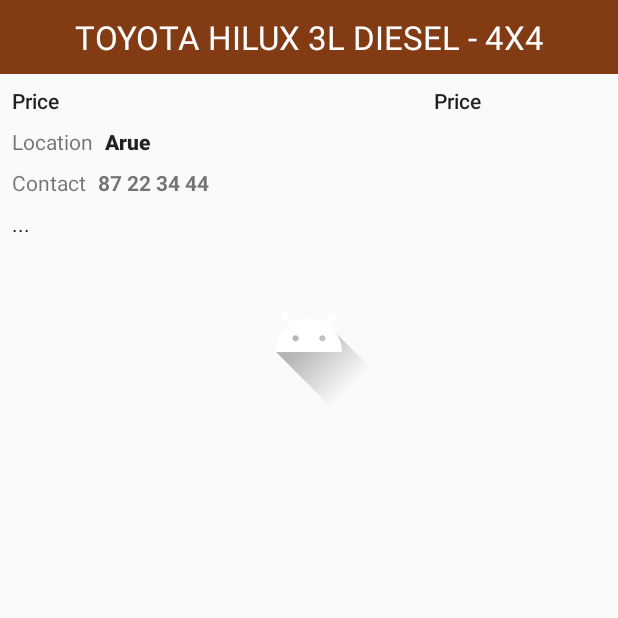
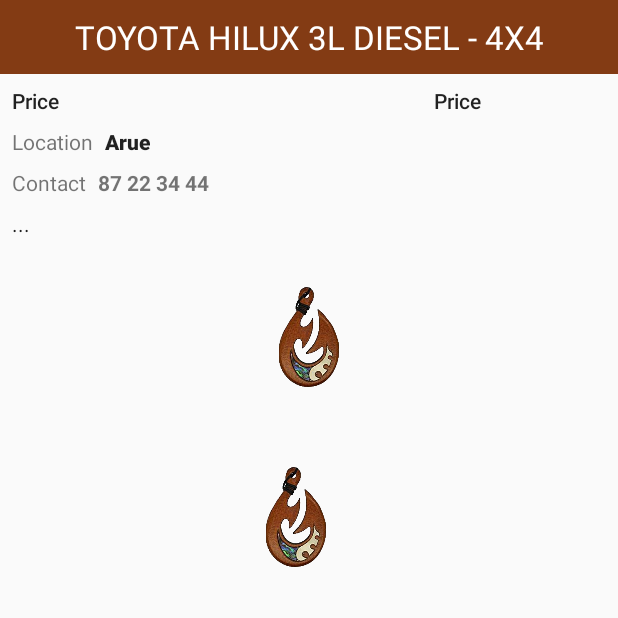
Before and after one commit to maatinito/matau, an Android app: the AdDetailActivity screen opened directly, with no data from a screen before it, on a phone screen of 412 x 824 dp, the top half of it. Run offline under Robolectric (Android 15) with nearby library versions, the phone set to English and light mode, and no system bars; pictures from the network do not load; 8 statements that could not run were skipped.

Commit message:
Bug : Crash on Android 6.0 bad default image resource

```diff
--- a/app/src/main/java/pf/miki/matau/AdDetailActivity.kt
+++ b/app/src/main/java/pf/miki/matau/AdDetailActivity.kt
@@ -46,6 +46,7 @@ class AdDetailActivity : AppCompatActivity() {
     override fun onCreate(savedInstanceState: Bundle?) {
         super.onCreate(savedInstanceState)
         setContentView(R.layout.activity_ad_detail)
+        imageViewDetailPhoto.setImageResource(R.mipmap.ic_launcher_foregroung)
         val ad: Ad = intent.getParcelableExtra("ad")
         textViewDetailTitle.text = fromHtml(ad.title)
         textViewDetailXPFPrice.text = formatedXPFPrice(ad)
@@ -67,7 +68,6 @@ class AdDetailActivity : AppCompatActivity() {
                 Linkify.addLinks(textViewDetailContact, pfPhoneRe, "tel:", Linkify.sPhoneNumberMatchFilter,Linkify.sPhoneNumberTransformFilter)
             }
         })
-
         Glide.with(this)
                 .load(Uri.parse(imageURL(ad)))
                 .into(imageViewDetailPhoto)
--- a/app/src/main/res/layout/activity_ad_detail.xml
+++ b/app/src/main/res/layout/activity_ad_detail.xml
@@ -31,7 +31,7 @@
             android:layout_width="wrap_content"
             android:layout_height="wrap_content"
             android:layout_below="@id/textViewDetailShortDesc"
-            android:layout_marginStart="8dp"
+            android:layout_marginStart="16dp"
             android:layout_marginTop="8dp"
             android:text="1.99M XPF"
             android:textAppearance="@style/TextAppearance.AppCompat.Body2"
@@ -139,13 +139,23 @@
             android:layout_height="wrap_content"
             android:layout_marginTop="8dp"
             android:padding="4dp"
-            android:src="@drawable/ic_launcher_foreground"
             app:layout_constraintEnd_toEndOf="parent"
             app:layout_constraintStart_toStartOf="parent"
             app:layout_constraintTop_toBottomOf="@+id/textViewDetailShortDesc"
-            app:srcCompat="@mipmap/ic_launcher_foregroung"
-            tools:srcCompat="@mipmap/ic_launcher_foregroung"
-            />
+            app:srcCompat="@mipmap/ic_launcher_foregroung" />
+
+        <Button
+            android:id="@+id/button"
+            android:layout_width="wrap_content"
+            android:layout_height="wrap_content"
+            android:layout_marginStart="8dp"
+            android:layout_marginTop="8dp"
+            android:layout_marginEnd="8dp"
+            android:background="@mipmap/ic_launcher_foregroung"
+            app:layout_constraintEnd_toEndOf="parent"
+            app:layout_constraintHorizontal_bias="0.469"
+            app:layout_constraintStart_toStartOf="parent"
+            app:layout_constraintTop_toBottomOf="@+id/imageViewDetailPhoto" />
 
     </android.support.constraint.ConstraintLayout>
 </android.support.v4.widget.NestedScrollView>
```
